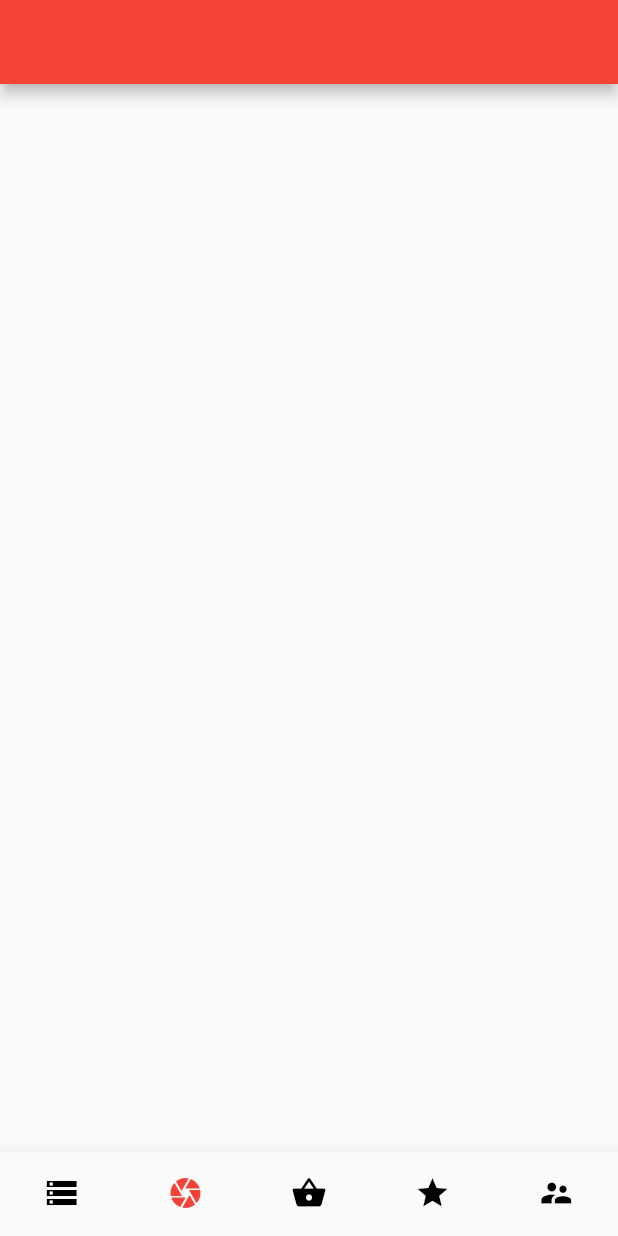
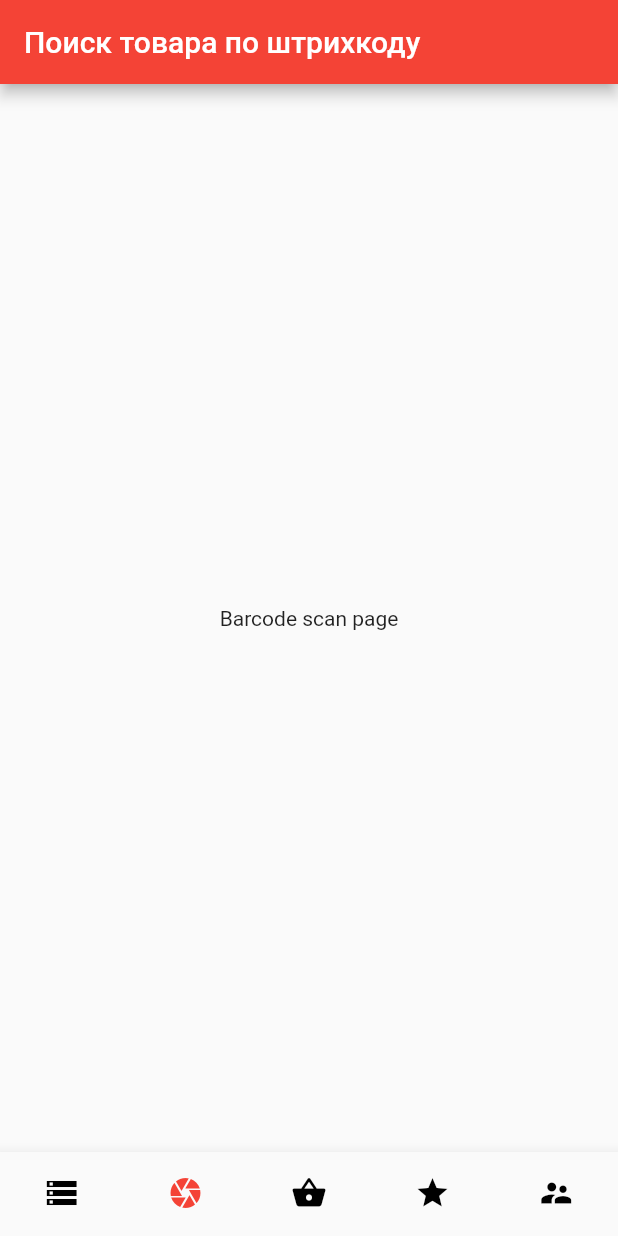
Before and after one commit to FroseMan97/Market_diploma, a Flutter app: the screen it shows after launch, item 2 of the bottom bar chosen, on a phone screen of 412 x 824 dp. Run offline on Flutter 3.47's test engine with Material 2 defaults, Android fonts, the phone set to English and light mode, and no system bars; our stand-ins replace rxdart, transparent_image.

Commit message:
add other pages

```diff
--- a/lib/ui/pages/barcode_scan_page.dart
+++ b/lib/ui/pages/barcode_scan_page.dart
@@ -0,0 +1,18 @@
+import 'package:flutter/material.dart';
+
+class BarcodeScanPage extends StatefulWidget {
+  static String title = 'Поиск товара по штрихкоду';
+  @override
+  _BarcodeScanPageState createState() => _BarcodeScanPageState();
+}
+
+class _BarcodeScanPageState extends State<BarcodeScanPage> {
+  @override
+  Widget build(BuildContext context) {
+    return Center(
+      child: Container(
+        child: Text('Barcode scan page'),
+      ),
+    );
+  }
+}
--- a/lib/ui/pages/main_page.dart
+++ b/lib/ui/pages/main_page.dart
@@ -1,7 +1,10 @@
 import 'package:flutter/material.dart';
 import 'package:market/bloc/main_bottom_navigation_bar_bloc.dart';
+import 'package:market/ui/pages/barcode_scan_page.dart';
 import 'package:market/ui/pages/basket_page.dart';
+import 'package:market/ui/pages/liked_products_page.dart';
 import 'package:market/ui/pages/products_page.dart';
+import 'package:market/ui/pages/profile_page.dart';
 import 'package:market/ui/widgets/main_bottom_navigation_bar_widget.dart';
 
 class MainPage extends StatefulWidget {
@@ -29,34 +32,16 @@ class _MainPageState extends State<MainPage> {
     return SafeArea(
       child: Scaffold(
         appBar: AppBar(
-          title: StreamBuilder<MainBottomNavigationBarItems>(
-            initialData: _mainBottomNavigationBarBloc.defaultItem,
-            stream: _mainBottomNavigationBarBloc.getMainNavBarItem,
-            builder: (BuildContext context,
-                AsyncSnapshot<MainBottomNavigationBarItems> snapshot) {
-                  var title = '';
-              switch (snapshot.data) {
-                case MainBottomNavigationBarItems.PRODUCTS_PAGE:
-                  title = ProductsPage.title;
-                  break;
-                case MainBottomNavigationBarItems.BARCODE_SCAN_PAGE:
-                  // TODO: Handle this case.
-                  break;
-                case MainBottomNavigationBarItems.BASKET_PAGE:
-                  title = BasketPage.title;
-                  break;
-                case MainBottomNavigationBarItems.LIKED_PRODUCTS_PAGE:
-                  // TODO: Handle this case.
-                  break;
-                case MainBottomNavigationBarItems.PROFILE_PAGE:
-                  // TODO: Handle this case.
-                  break;
+          title: _buildAppbarTitle(),
+        ),
+        bottomNavigationBar: _buildBottomNavigationBar(),
+        body: _buildBody(),
+      ),
+    );
   }
-              return Text(title);
-            },
-          ),
-        ),
-        bottomNavigationBar: StreamBuilder<MainBottomNavigationBarItems>(
+
+  _buildBottomNavigationBar() {
+    return StreamBuilder<MainBottomNavigationBarItems>(
       initialData: _mainBottomNavigationBarBloc.defaultItem,
       stream: _mainBottomNavigationBarBloc.getMainNavBarItem,
       builder: (BuildContext context,
@@ -64,8 +49,11 @@ class _MainPageState extends State<MainPage> {
         return MainBottomNavigationBar(snapshot.data.index,
             _mainBottomNavigationBarBloc.pickMainNavBarItem);
       },
-        ),
-        body: StreamBuilder<MainBottomNavigationBarItems>(
+    );
+  }
+
+  _buildBody() {
+    return StreamBuilder<MainBottomNavigationBarItems>(
       initialData: _mainBottomNavigationBarBloc.defaultItem,
       stream: _mainBottomNavigationBarBloc.getMainNavBarItem,
       builder: (BuildContext context,
@@ -75,24 +63,51 @@ class _MainPageState extends State<MainPage> {
             return ProductsPage();
             break;
           case MainBottomNavigationBarItems.BARCODE_SCAN_PAGE:
-                return Container();
+            return BarcodeScanPage();
             break;
           case MainBottomNavigationBarItems.BASKET_PAGE:
             return BasketPage();
             break;
           case MainBottomNavigationBarItems.LIKED_PRODUCTS_PAGE:
-                return Container();
+            return LikedProductsPage();
             break;
           case MainBottomNavigationBarItems.PROFILE_PAGE:
-                return Container();
+            return ProfilePage();
             break;
           default:
             return Container();
             break;
         }
       },
-        ),
-      ),
+    );
+  }
+
+  _buildAppbarTitle() {
+    return StreamBuilder<MainBottomNavigationBarItems>(
+      initialData: _mainBottomNavigationBarBloc.defaultItem,
+      stream: _mainBottomNavigationBarBloc.getMainNavBarItem,
+      builder: (BuildContext context,
+          AsyncSnapshot<MainBottomNavigationBarItems> snapshot) {
+        String title = '';
+        switch (snapshot.data) {
+          case MainBottomNavigationBarItems.PRODUCTS_PAGE:
+            title = ProductsPage.title;
+            break;
+          case MainBottomNavigationBarItems.BARCODE_SCAN_PAGE:
+            title = BarcodeScanPage.title;
+            break;
+          case MainBottomNavigationBarItems.BASKET_PAGE:
+            title = BasketPage.title;
+            break;
+          case MainBottomNavigationBarItems.LIKED_PRODUCTS_PAGE:
+            title = LikedProductsPage.title;
+            break;
+          case MainBottomNavigationBarItems.PROFILE_PAGE:
+            title = ProfilePage.title;
+            break;
+        }
+        return Text(title);
+      },
     );
   }
 }
--- a/lib/ui/pages/products_page.dart
+++ b/lib/ui/pages/products_page.dart
@@ -10,7 +10,7 @@ import 'package:market/ui/widgets/small_info_product_widget.dart';
 
 class ProductsPage extends StatefulWidget {
   ProductsPage({Key key}) : super(key: key);
-  static final String title = 'Последнее';
+  static final String title = 'Маркет';
 
   @override
   _ProductsPageState createState() => _ProductsPageState();
@@ -47,6 +47,7 @@ class _ProductsPageState extends State<ProductsPage> {
         GetProductsByCategoryUsecase(_productRepository);
     _productsListBloc = ProductsListBloc(_getProductsByCategoryUsecase);
     _productsListBloc.fetchProductsByCategory('categoryID');
+    ////
     super.initState();
   }
 
```
Also changed, not shown: lib/ui/pages/basket_page.dart (+4 -5 lines), lib/ui/pages/liked_products_page.dart (+18 -0 lines), lib/ui/pages/profile_page.dart (added, +18 -0 lines). Lines whose indentation alone changed are shown as unchanged.
